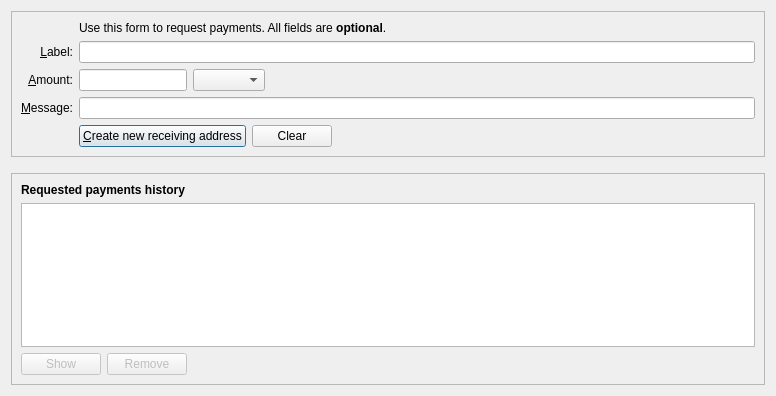
This is src/qt/forms/receivecoinsdialog.ui in BigOunceChristo/bitpulse as Qt 5 draws it before an edit. The edited form follows.
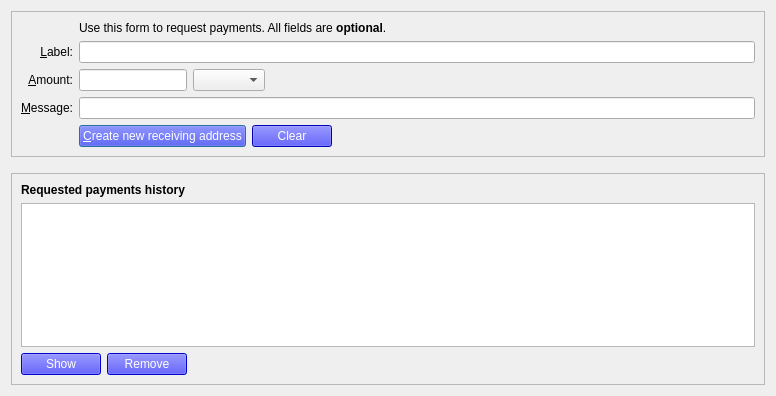
This is the edited form. Icons and pictures are not drawn. Custom widgets are drawn as their Qt base class.

Commit message: changes to coins per block have beeen changed, new protocol version is in use, we'll push another update to github with more bug fixes

Patch:
```diff
--- a/src/qt/forms/receivecoinsdialog.ui
+++ b/src/qt/forms/receivecoinsdialog.ui
@@ -101,6 +101,9 @@
          <layout class="QHBoxLayout" name="horizontalLayout">
           <item>
            <widget class="QPushButton" name="receiveButton">
+            <property name="styleSheet">
+             <string notr="true">QPushButton { background-color: blue; color: white; }</string>
+            </property>
             <property name="minimumSize">
              <size>
               <width>150</width>
@@ -124,6 +127,9 @@
           </item>
           <item>
            <widget class="QPushButton" name="clearButton">
+            <property name="styleSheet">
+             <string notr="true">QPushButton { background-color: blue; color: white; }</string>
+            </property>
             <property name="sizePolicy">
              <sizepolicy hsizetype="Minimum" vsizetype="Fixed">
               <horstretch>0</horstretch>
@@ -291,6 +297,9 @@
        <layout class="QHBoxLayout" name="horizontalLayout_2">
         <item>
          <widget class="QPushButton" name="showRequestButton">
+          <property name="styleSheet">
+             <string notr="true">QPushButton { background-color: blue; color: white; }</string>
+            </property>
           <property name="enabled">
            <bool>false</bool>
           </property>
@@ -311,6 +320,9 @@
         </item>
         <item>
          <widget class="QPushButton" name="removeRequestButton">
+           <property name="styleSheet">
+             <string notr="true">QPushButton { background-color: blue; color: white; }</string>
+            </property>
           <property name="enabled">
            <bool>false</bool>
           </property>
```
The commit also changes 1929 other files.
